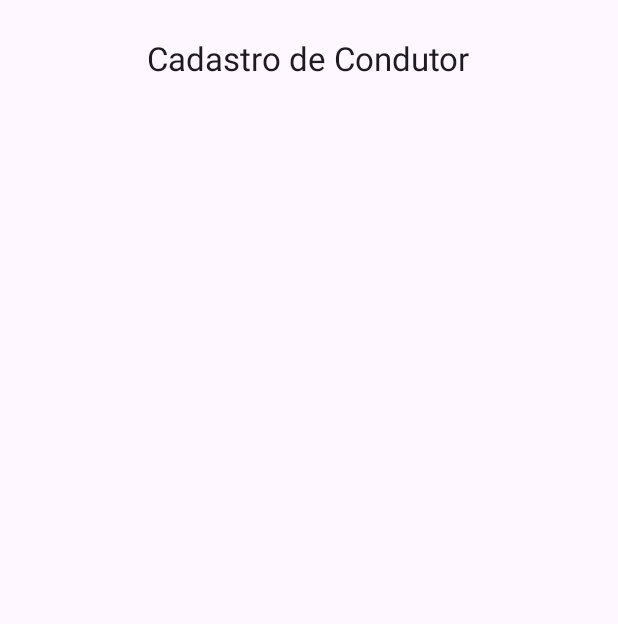
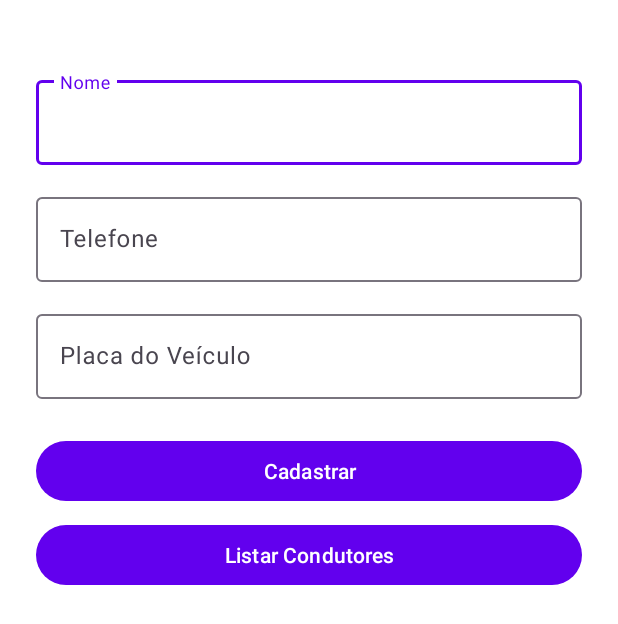
Before and after one commit to Impacta-Jullya-Nigro/School, an Android app: the fragment CadastrarCondutoresFragment shown on its own in the app's theme, on a phone screen of 412 x 824 dp. Shown: the top 624 px of the screen. Run offline under Robolectric (Android 15) with nearby library versions, the phone set to English and light mode, and no system bars; 2 statements that could not run were skipped.

Commit message:
Adicionando tela de cadastro e listagem de condutores

```diff
--- a/src/app/build.gradle.kts
+++ b/src/app/build.gradle.kts
@@ -2,6 +2,7 @@ plugins {
     alias(libs.plugins.android.application)
     alias(libs.plugins.kotlin.android)
     id("kotlin-kapt")
+    alias(libs.plugins.androidx.navigation.safeargs.kotlin)
 }
 
 android {
--- a/src/app/src/main/res/layout/fragment_cadastrar_condutores.xml
+++ b/src/app/src/main/res/layout/fragment_cadastrar_condutores.xml
@@ -3,6 +3,7 @@
     xmlns:tools="http://schemas.android.com/tools"
     android:layout_width="match_parent"
     android:layout_height="match_parent"
+    android:background="@android:color/white"
     android:fillViewport="true"
     tools:context=".CadastrarCondutoresFragment">
 
@@ -12,14 +13,56 @@
         android:orientation="vertical"
         android:padding="24dp">
 
-        <!-- Título do Formulário -->
-        <TextView
-            android:layout_width="wrap_content"
+        <com.google.android.material.textfield.TextInputLayout
+            android:layout_width="match_parent"
             android:layout_height="wrap_content"
-            android:layout_gravity="center_horizontal"
+            android:layout_marginTop="24dp"
+            android:layout_marginBottom="16dp"
+            android:hint="Nome">
+
+            <com.google.android.material.textfield.TextInputEditText
+                android:id="@+id/nome_condutor"
+                android:layout_width="match_parent"
+                android:layout_height="wrap_content" />
+        </com.google.android.material.textfield.TextInputLayout>
+
+        <com.google.android.material.textfield.TextInputLayout
+            android:layout_width="match_parent"
+            android:layout_height="wrap_content"
+            android:layout_marginBottom="16dp"
+            android:hint="Telefone">
+
+            <com.google.android.material.textfield.TextInputEditText
+                android:id="@+id/telefone_condutor"
+                android:layout_width="match_parent"
+                android:layout_height="wrap_content"
+                android:inputType="phone" />
+        </com.google.android.material.textfield.TextInputLayout>
+
+        <com.google.android.material.textfield.TextInputLayout
+            android:layout_width="match_parent"
+            android:layout_height="wrap_content"
             android:layout_marginBottom="24dp"
-            android:text="Cadastro de Condutor"
-            android:textAppearance="@style/TextAppearance.Material3.TitleLarge" />
+            android:hint="Placa do Veículo">
+
+            <com.google.android.material.textfield.TextInputEditText
+                android:id="@+id/placa_veiculo_condutor"
+                android:layout_width="match_parent"
+                android:layout_height="wrap_content" />
+        </com.google.android.material.textfield.TextInputLayout>
+
+        <Button
+            android:id="@+id/salvar_condutor"
+            android:layout_width="match_parent"
+            android:layout_height="wrap_content"
+            android:text="Cadastrar" />
+
+        <Button
+            android:id="@+id/listar_condutores"
+            android:layout_width="match_parent"
+            android:layout_height="wrap_content"
+            android:layout_marginTop="8dp"
+            android:text="Listar Condutores" />
 
     </LinearLayout>
 </ScrollView>
--- a/src/gradle/libs.versions.toml
+++ b/src/gradle/libs.versions.toml
@@ -12,6 +12,7 @@ lifecycleLivedataKtx = "2.9.4"
 lifecycleViewmodelKtx = "2.9.4"
 navigationFragmentKtx = "2.9.5"
 navigationUiKtx = "2.9.5"
+navigationSafeargs = "2.9.5"
 preference = "1.2.1"
 
 [libraries]
@@ -31,3 +32,4 @@ androidx-preference = { group = "androidx.preference", name = "preference", vers
 [plugins]
 android-application = { id = "com.android.application", version.ref = "agp" }
 kotlin-android = { id = "org.jetbrains.kotlin.android", version.ref = "kotlin" }
+androidx-navigation-safeargs-kotlin = { id = "androidx.navigation.safeargs.kotlin", version.ref = "navigationSafeargs" }
```
Also changed, not shown: src/app/src/main/java/com/example/school/CadastrarCondutoresFragment.kt (+62 -0 lines), src/app/src/main/java/com/example/school/CondutorAdapter.kt (added, +51 -0 lines), src/app/src/main/java/com/example/school/ListarCondutoresFragment.kt (added, +74 -0 lines), src/app/src/main/java/com/example/school/data/CondutorDao.kt (+19 -0 lines), src/app/src/main/res/drawable/ic_delete.xml (added, +11 -0 lines), src/app/src/main/res/drawable/ic_edit.xml (added, +11 -0 lines), src/app/src/main/res/layout/fragment_listar_condutores.xml (added, +19 -0 lines), src/app/src/main/res/layout/item_condutor.xml (added, +65 -0 lines), src/app/src/main/res/navigation/mobile_navigation.xml (+19 -2 lines), 425 other files.
